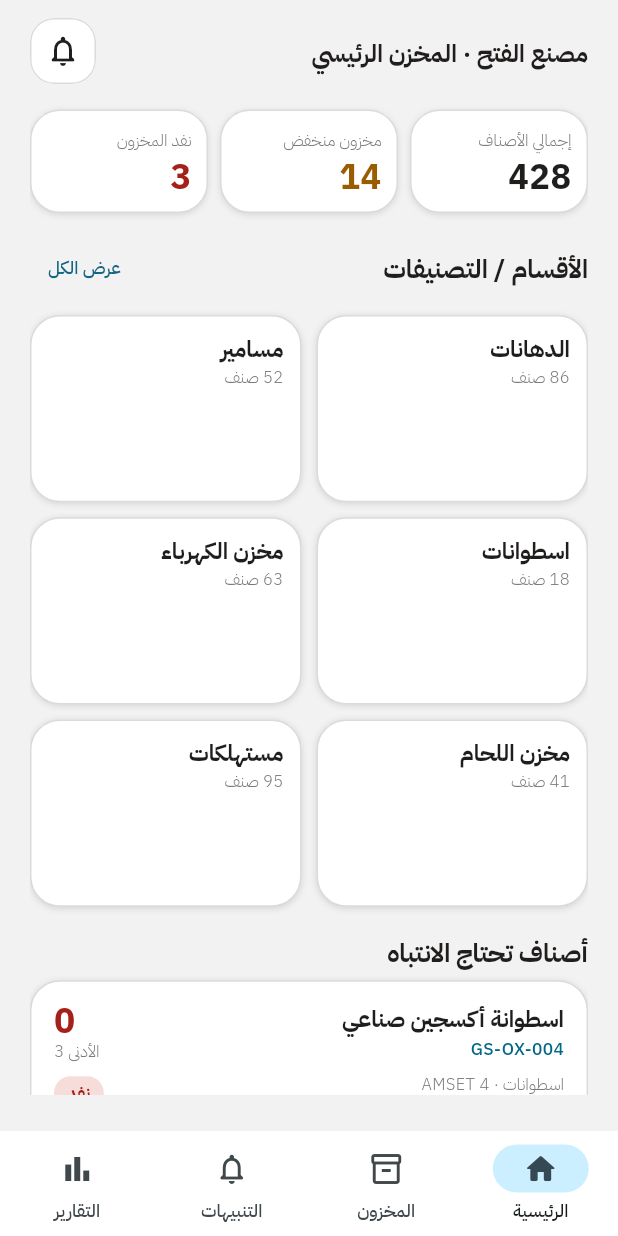
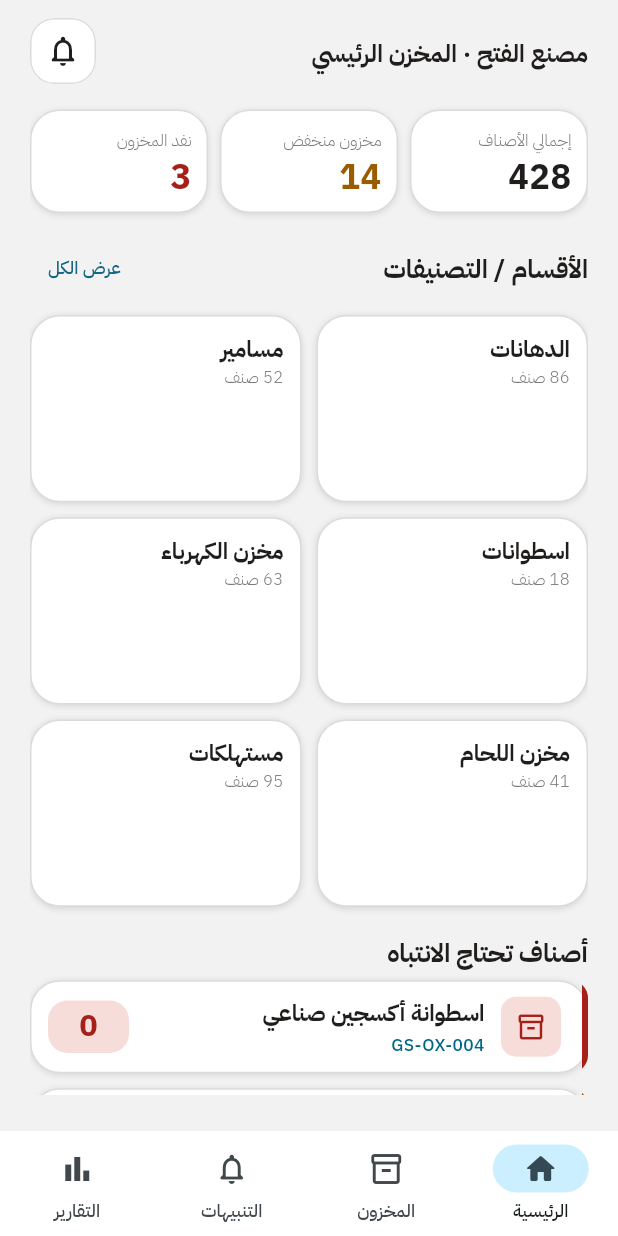
Before and after one commit to AlFathFactory/mobile_inventory, a Flutter app: the screen it shows after launch, on a phone screen of 412 x 824 dp. Run offline on Flutter 3.47's test engine with Material 3 defaults, Android fonts, the phone set to English and light mode, and no system bars; drawn by our look-alikes of skeletonizer; our stand-ins replace go_router.

Commit message:
Refactor MovementCard and InventoryItemCard for improved layout and color handling; add test for InventoryItemCard

```diff
--- a/lib/core/theme/status_visuals.dart
+++ b/lib/core/theme/status_visuals.dart
@@ -34,7 +34,7 @@ extension MovementTypeVisuals on MovementType {
 
   Color get color => switch (this) {
     MovementType.addition => AppColors.safe,
-    MovementType.issue => AppColors.accent,
+    MovementType.issue => const Color.fromARGB(255, 236, 184, 11),
     MovementType.returned => AppColors.returnColor,
     MovementType.adjustment => AppColors.neutral700,
   };
--- a/lib/features/inventory/widgets/inventory_item_card.dart
+++ b/lib/features/inventory/widgets/inventory_item_card.dart
@@ -1,7 +1,7 @@
 import 'package:flutter/material.dart';
 
-import '../../../core/theme/app_colors.dart';
 import '../../../core/theme/app_text_styles.dart';
+import '../../../core/theme/status_visuals.dart';
 import '../../../core/widgets/app_components.dart';
 import '../model/inventory_item.dart';
 
@@ -13,20 +13,23 @@ class InventoryItemCard extends StatelessWidget {
 
   @override
   Widget build(BuildContext context) {
-    final quantityColor = switch (item.status) {
-      StockStatus.safe => AppColors.text,
-      StockStatus.low => AppColors.lowQuantity,
-      StockStatus.outOfStock => AppColors.out,
-    };
-
     return AppCard(
       onTap: onTap,
-      padding: const EdgeInsets.symmetric(horizontal: 16, vertical: 15),
+      padding: EdgeInsets.zero,
+      child: IntrinsicHeight(
         child: Row(
-        crossAxisAlignment: CrossAxisAlignment.start,
           children: [
+            Container(width: 4, color: item.status.color),
+            Expanded(
+              child: Padding(
+                padding: const EdgeInsets.fromLTRB(12, 11, 14, 11),
+                child: Row(
+                  children: [
+                    _ItemIcon(item: item),
+                    const SizedBox(width: 11),
                     Expanded(
                       child: Column(
+                        mainAxisSize: MainAxisSize.min,
                         crossAxisAlignment: CrossAxisAlignment.start,
                         children: [
                           Text(
@@ -35,36 +38,78 @@ class InventoryItemCard extends StatelessWidget {
                             overflow: TextOverflow.ellipsis,
                             style: AppTextStyles.cardTitle,
                           ),
-                const SizedBox(height: 3),
+                          const SizedBox(height: 4),
                           Directionality(
                             textDirection: TextDirection.ltr,
-                  child: Text(item.code, style: AppTextStyles.code),
-                ),
-                const SizedBox(height: 7),
-                Text(
-                  '${item.category} · ${item.project}',
+                            child: Text(
+                              item.code,
                               maxLines: 1,
                               overflow: TextOverflow.ellipsis,
-                  style: AppTextStyles.caption,
+                              style: AppTextStyles.code,
+                            ),
                           ),
                         ],
                       ),
                     ),
-          const SizedBox(width: 12),
-          Column(
-            crossAxisAlignment: CrossAxisAlignment.end,
-            children: [
-              Text(
-                '${item.quantity}',
-                style: AppTextStyles.number.copyWith(color: quantityColor),
-              ),
-              Text('الأدنى ${item.minimum}', style: AppTextStyles.caption),
-              const SizedBox(height: 9),
-              StatusBadge(item.status),
+                    const SizedBox(width: 10),
+                    _QuantityBadge(item: item),
                   ],
                 ),
+              ),
+            ),
           ],
+        ),
       ),
     );
   }
 }
+
+class _ItemIcon extends StatelessWidget {
+  const _ItemIcon({required this.item});
+
+  final InventoryItem item;
+
+  @override
+  Widget build(BuildContext context) {
+    return Container(
+      width: 40,
+      height: 40,
+      decoration: BoxDecoration(
+        color: item.status.background,
+        borderRadius: BorderRadius.circular(10),
+      ),
+      child: Icon(
+        Icons.inventory_2_outlined,
+        size: 20,
+        color: item.status.color,
+      ),
+    );
+  }
+}
+
+class _QuantityBadge extends StatelessWidget {
+  const _QuantityBadge({required this.item});
+
+  final InventoryItem item;
+
+  @override
+  Widget build(BuildContext context) {
+    return Container(
+      constraints: const BoxConstraints(minWidth: 54),
+      padding: const EdgeInsets.symmetric(horizontal: 10, vertical: 7),
+      decoration: BoxDecoration(
+        color: item.status.background,
+        borderRadius: BorderRadius.circular(13),
+      ),
+      child: Text(
+        '${item.quantity}',
+        textAlign: TextAlign.center,
+        textDirection: TextDirection.ltr,
+        style: AppTextStyles.number.copyWith(
+          color: item.status.color,
+          fontSize: 20,
+        ),
+      ),
+    );
+  }
+}
--- a/lib/features/inventory/widgets/movement_card.dart
+++ b/lib/features/inventory/widgets/movement_card.dart
@@ -84,11 +84,7 @@ class MovementCard extends StatelessWidget {
               ],
             ),
           ),
-          // const Divider(height: 1, color: AppColors.divider),
-          // Padding(
-          //   padding: const EdgeInsets.fromLTRB(14, 11, 14, 13),
-          //   child: QuantityTransition(movement: movement),
-          // ),
+
           if (_hasDetails) ...[
             const Divider(height: 1, color: AppColors.divider),
             Padding(
@@ -264,8 +260,7 @@ class _DetailRow extends StatelessWidget {
         children: [
           Icon(icon, size: 16, color: AppColors.neutral500),
           const SizedBox(width: 7),
-          SizedBox(width: 72, child: Text(label, style: AppTextStyles.caption)),
-          const SizedBox(width: 8),
+          SizedBox(width: 50, child: Text(label, style: AppTextStyles.caption)),
           Expanded(
             child: Text(
               value,
```
Also changed, not shown: 1 other file. Lines whose indentation alone changed are shown as unchanged.
